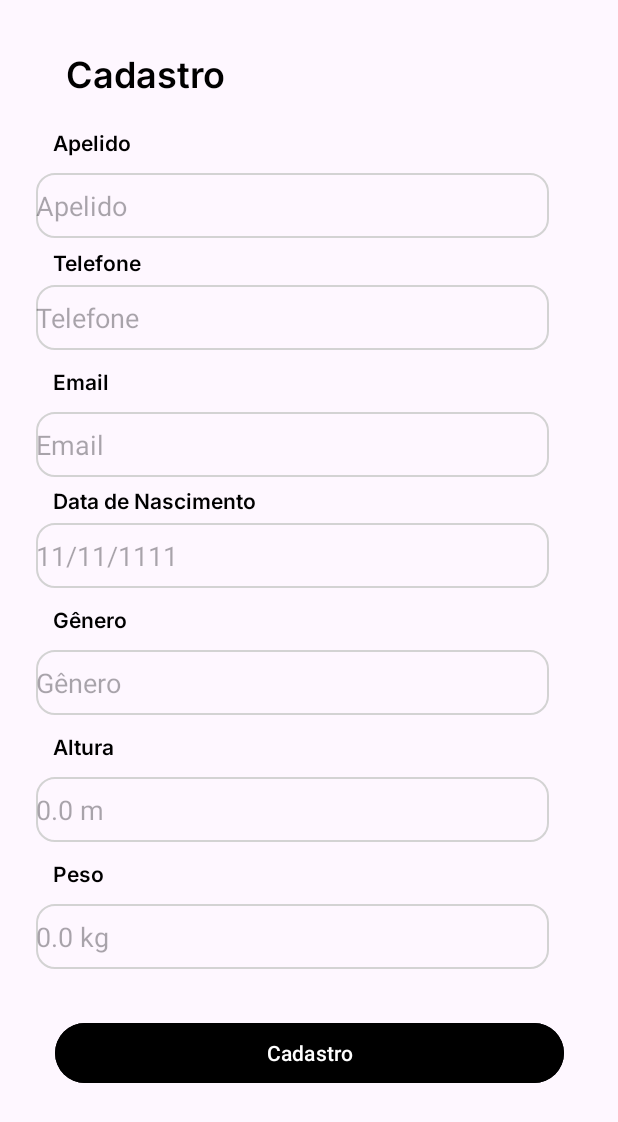
After one commit to cc23532/TCC-Solo, an Android app: the CadastroFragment screen opened through its navigation route, on a phone screen of 412 x 824 dp. The commit adds this screen. Shown: the top 1122 px of the screen. Run offline under Robolectric (Android 15) with nearby library versions, the phone set to English and light mode, and no system bars.

Commit message:
Telas de Cadastro e Hábitos

```diff
--- /dev/null
+++ b/solo/app/src/main/java/com/example/solo/CadastroFragment.kt
@@ -0,0 +1,27 @@
+package com.example.solo
+
+import android.os.Bundle
+import androidx.fragment.app.Fragment
+import android.view.LayoutInflater
+import android.view.View
+import android.view.ViewGroup
+import android.widget.Button
+import androidx.navigation.fragment.findNavController
+
+class CadastroFragment : Fragment() {
+
+    override fun onCreateView(
+        inflater: LayoutInflater, container: ViewGroup?,
+        savedInstanceState: Bundle?
+    ): View? {
+        val view = inflater.inflate(R.layout.fragment_cadastro, container, false)
+
+        val btnCadastro: Button = view.findViewById(R.id.btnCadastro)
+        btnCadastro.setOnClickListener {
+            findNavController().navigate(R.id.action_cadastroFragment_to_habitosFragment)
+        }
+
+        return view
+    }
+
+}
--- /dev/null
+++ b/solo/app/src/main/res/layout/fragment_cadastro.xml
@@ -0,0 +1,241 @@
+<?xml version="1.0" encoding="utf-8"?>
+<androidx.constraintlayout.widget.ConstraintLayout xmlns:android="http://schemas.android.com/apk/res/android"
+    xmlns:app="http://schemas.android.com/apk/res-auto"
+    xmlns:tools="http://schemas.android.com/tools"
+    android:id="@+id/frameLayout3"
+    android:layout_width="match_parent"
+    android:layout_height="match_parent"
+    tools:context=".CadastroFragment">
+
+    <TextView
+        android:id="@+id/textView"
+        android:layout_width="wrap_content"
+        android:layout_height="wrap_content"
+        android:layout_marginStart="44dp"
+        android:layout_marginTop="32dp"
+        android:layout_marginBottom="10dp"
+        android:fontFamily="@font/inter_semibold"
+        android:text="Cadastro"
+        android:textColor="#000000"
+        android:textSize="24sp"
+        app:layout_constraintBottom_toTopOf="@+id/textView3"
+        app:layout_constraintStart_toStartOf="parent"
+        app:layout_constraintTop_toTopOf="parent" />
+
+    <TextView
+        android:id="@+id/textView3"
+        android:layout_width="wrap_content"
+        android:layout_height="wrap_content"
+        android:layout_marginStart="35dp"
+        android:layout_marginTop="10dp"
+        android:layout_marginBottom="5dp"
+        android:fontFamily="@font/inter_semibold"
+        android:text="Apelido"
+        android:textColor="#000000"
+        android:textSize="14sp"
+        app:layout_constraintBottom_toTopOf="@+id/editTextApelido"
+        app:layout_constraintStart_toStartOf="parent"
+        app:layout_constraintTop_toBottomOf="@+id/textView" />
+
+    <EditText
+        android:id="@+id/editTextApelido"
+        android:layout_width="342dp"
+        android:layout_height="43dp"
+        android:layout_marginStart="24dp"
+        android:layout_marginTop="5dp"
+        android:layout_marginBottom="5dp"
+        android:background="@drawable/edit_text_border"
+        android:ems="10"
+        android:hint="Apelido"
+        android:inputType="text"
+        app:layout_constraintBottom_toTopOf="@+id/textView4"
+        app:layout_constraintStart_toStartOf="parent"
+        app:layout_constraintTop_toBottomOf="@+id/textView3" />
+
+    <TextView
+        android:id="@+id/textView4"
+        android:layout_width="wrap_content"
+        android:layout_height="wrap_content"
+        android:layout_marginStart="35dp"
+        android:layout_marginTop="6dp"
+        android:fontFamily="@font/inter_semibold"
+        android:text="Telefone"
+        android:textColor="#000000"
+        android:textSize="14sp"
+        app:layout_constraintStart_toStartOf="parent"
+        app:layout_constraintTop_toBottomOf="@+id/editTextApelido" />
+
+    <EditText
+        android:id="@+id/editTextPhone"
+        android:layout_width="342dp"
+        android:layout_height="43dp"
+        android:layout_marginStart="24dp"
+        android:layout_marginTop="5dp"
+        android:layout_marginBottom="5dp"
+        android:background="@drawable/edit_text_border"
+        android:ems="10"
+        android:hint="Telefone"
+        android:inputType="phone"
+        app:layout_constraintBottom_toTopOf="@+id/textView6"
+        app:layout_constraintStart_toStartOf="parent"
+        app:layout_constraintTop_toBottomOf="@+id/textView4" />
+
+    <TextView
+        android:id="@+id/textView6"
+        android:layout_width="wrap_content"
+        android:layout_height="wrap_content"
+        android:layout_marginStart="35dp"
+        android:layout_marginTop="5dp"
+        android:layout_marginBottom="5dp"
+        android:fontFamily="@font/inter_semibold"
+        android:text="Email"
+        android:textColor="#000000"
+        app:layout_constraintBottom_toTopOf="@+id/editTextEmail"
+        app:layout_constraintStart_toStartOf="parent"
+        app:layout_constraintTop_toBottomOf="@+id/editTextPhone" />
+
+    <EditText
+        android:id="@+id/editTextEmail"
+        android:layout_width="342dp"
+        android:layout_height="43dp"
+        android:layout_marginStart="24dp"
+        android:layout_marginTop="5dp"
+        android:layout_marginBottom="5dp"
+        android:background="@drawable/edit_text_border"
+        android:ems="10"
+        android:hint="Email"
+        android:inputType="textEmailAddress"
+        app:layout_constraintBottom_toTopOf="@+id/textView7"
+        app:layout_constraintStart_toStartOf="parent"
+        app:layout_constraintTop_toBottomOf="@+id/textView6" />
+
+    <TextView
+        android:id="@+id/textView7"
+        android:layout_width="wrap_content"
+        android:layout_height="wrap_content"
+        android:layout_marginStart="35dp"
+        android:layout_marginTop="5dp"
+        android:fontFamily="@font/inter_semibold"
+        android:text="Data de Nascimento"
+        android:textColor="#000000"
+        app:layout_constraintStart_toStartOf="parent"
+        app:layout_constraintTop_toBottomOf="@+id/editTextEmail" />
+
+    <EditText
+        android:id="@+id/editTextDateBorn"
+        android:layout_width="342dp"
+        android:layout_height="43dp"
+        android:layout_marginStart="24dp"
+        android:layout_marginTop="5dp"
+        android:layout_marginBottom="5dp"
+        android:background="@drawable/edit_text_border"
+        android:ems="10"
+        android:hint="11/11/1111"
+        android:inputType="date"
+        app:layout_constraintBottom_toTopOf="@+id/textView8"
+        app:layout_constraintStart_toStartOf="parent"
+        app:layout_constraintTop_toBottomOf="@+id/textView7" />
+
+    <TextView
+        android:id="@+id/textView8"
+        android:layout_width="wrap_content"
+        android:layout_height="wrap_content"
+        android:layout_marginStart="35dp"
+        android:layout_marginTop="5dp"
+        android:layout_marginBottom="5dp"
+        android:fontFamily="@font/inter_semibold"
+        android:text="Gênero"
+        android:textColor="#000000"
+        app:layout_constraintBottom_toTopOf="@+id/editTextGender"
+        app:layout_constraintStart_toStartOf="parent"
+        app:layout_constraintTop_toBottomOf="@+id/editTextDateBorn" />
+
+    <EditText
+        android:id="@+id/editTextGender"
+        android:layout_width="342dp"
+        android:layout_height="43dp"
+        android:layout_marginStart="24dp"
+        android:layout_marginTop="5dp"
+        android:layout_marginBottom="5dp"
+        android:background="@drawable/edit_text_border"
+        android:ems="10"
+        android:hint="Gênero"
+        android:inputType="text"
+        app:layout_constraintBottom_toTopOf="@+id/textView9"
+        app:layout_constraintStart_toStartOf="parent"
+        app:layout_constraintTop_toBottomOf="@+id/textView8" />
+
+    <EditText
+        android:id="@+id/editTextHeight"
+        android:layout_width="342dp"
+        android:layout_height="43dp"
+        android:layout_marginStart="24dp"
+        android:layout_marginTop="5dp"
+        android:layout_marginBottom="5dp"
+        android:background="@drawable/edit_text_border"
+        android:ems="10"
+        android:hint="0.0 m"
+        android:inputType="numberDecimal"
+        app:layout_constraintBottom_toTopOf="@+id/textView10"
+        app:layout_constraintStart_toStartOf="parent"
+        app:layout_constraintTop_toBottomOf="@+id/textView9" />
+
+    <TextView
+        android:id="@+id/textView9"
+        android:layout_width="wrap_content"
+        android:layout_height="wrap_content"
+        android:layout_marginStart="35dp"
+        android:layout_marginTop="5dp"
+        android:layout_marginBottom="5dp"
+        android:fontFamily="@font/inter_semibold"
+        android:text="Altura"
+        android:textColor="#000000"
+        app:layout_constraintBottom_toTopOf="@+id/editTextHeight"
+        app:layout_constraintStart_toStartOf="parent"
+        app:layout_constraintTop_toBottomOf="@+id/editTextGender" />
+
+    <TextView
+        android:id="@+id/textView10"
+        android:layout_width="wrap_content"
+        android:layout_height="wrap_content"
+        android:layout_marginStart="35dp"
+        android:layout_marginTop="5dp"
+        android:layout_marginBottom="5dp"
+        android:fontFamily="@font/inter_semibold"
+        android:text="Peso"
+        android:textColor="#000000"
+        app:layout_constraintBottom_toTopOf="@+id/editTextWeight"
+        app:layout_constraintStart_toStartOf="parent"
+        app:layout_constraintTop_toBottomOf="@+id/editTextHeight" />
+
+    <EditText
+        android:id="@+id/editTextWeight"
+        android:layout_width="342dp"
+        android:layout_height="43dp"
+        android:layout_marginStart="24dp"
+        android:layout_marginTop="5dp"
+        android:layout_marginBottom="32dp"
+        android:background="@drawable/edit_text_border"
+        android:ems="10"
+        android:hint="0.0 kg"
+        android:inputType="numberDecimal"
+        app:layout_constraintBottom_toTopOf="@+id/btnCadastro"
+        app:layout_constraintStart_toStartOf="parent"
+        app:layout_constraintTop_toBottomOf="@+id/textView10" />
+
+    <Button
+        android:id="@+id/btnCadastro"
+        android:layout_width="339dp"
+        android:layout_height="wrap_content"
+        android:layout_marginStart="36dp"
+        android:layout_marginTop="32dp"
+        android:layout_marginEnd="36dp"
+        android:backgroundTint="#000000"
+        android:text="Cadastro"
+        android:textColor="#FFFFFF"
+        app:layout_constraintEnd_toEndOf="parent"
+        app:layout_constraintStart_toStartOf="parent"
+        app:layout_constraintTop_toBottomOf="@+id/editTextWeight"
+        app:rippleColor="#000000"
+        app:strokeColor="#000000" />
+</androidx.constraintlayout.widget.ConstraintLayout>
--- a/solo/app/src/main/res/navigation/nav_main.xml
+++ b/solo/app/src/main/res/navigation/nav_main.xml
@@ -13,6 +13,9 @@
         <action
             android:id="@+id/action_loginFragment_to_recoverPwdFragment"
             app:destination="@id/recoverPwdFragment" />
+        <action
+            android:id="@+id/action_loginFragment_to_cadastroFragment"
+            app:destination="@id/cadastroFragment" />
     </fragment>
 
     <fragment
@@ -20,4 +23,18 @@
         android:name="com.example.solo.RecoverPwdFragment"
         android:label="Recover Password Fragment"
         tools:layout="@layout/fragment_recover_pwd" />
+    <fragment
+        android:id="@+id/cadastroFragment"
+        android:name="com.example.solo.CadastroFragment"
+        android:label="fragment_cadastro"
+        tools:layout="@layout/fragment_cadastro" >
+        <action
+            android:id="@+id/action_cadastroFragment_to_habitosFragment"
+            app:destination="@id/habitosFragment" />
+    </fragment>
+    <fragment
+        android:id="@+id/habitosFragment"
+        android:name="com.example.solo.HabitosFragment"
+        android:label="fragment_habitos"
+        tools:layout="@layout/fragment_habitos" />
 </navigation>
```
Also changed, not shown: solo/app/src/main/java/com/example/solo/HabitosFragment.kt (added, +59 -0 lines), solo/app/src/main/res/layout/fragment_habitos.xml (added, +175 -0 lines).
